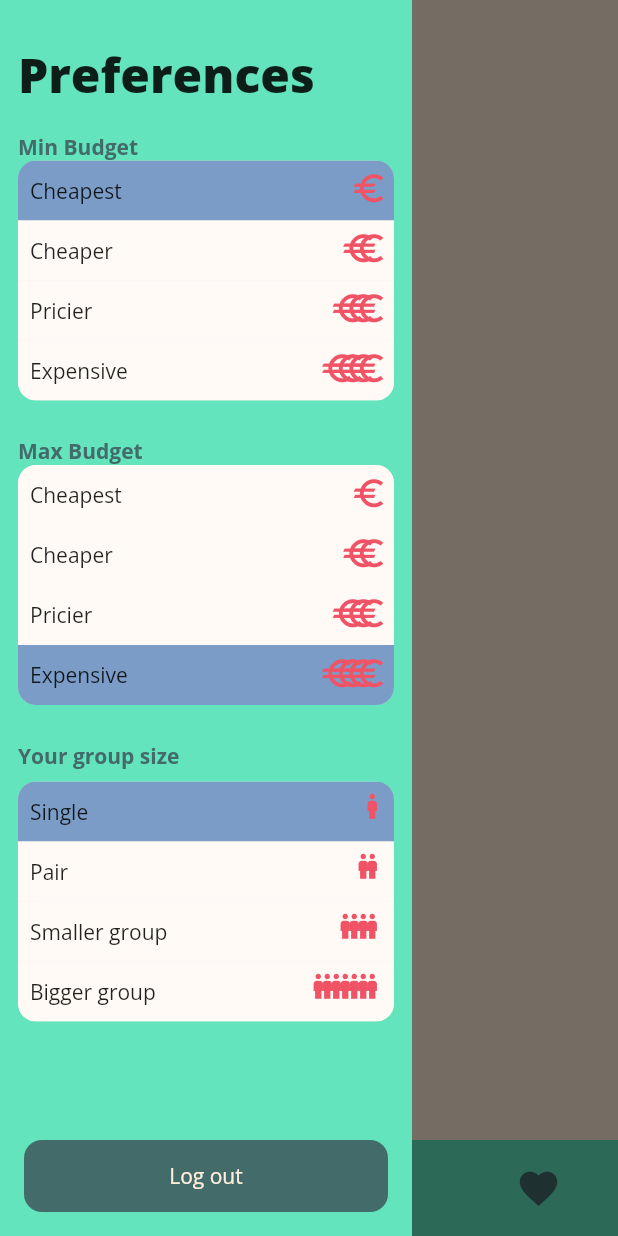
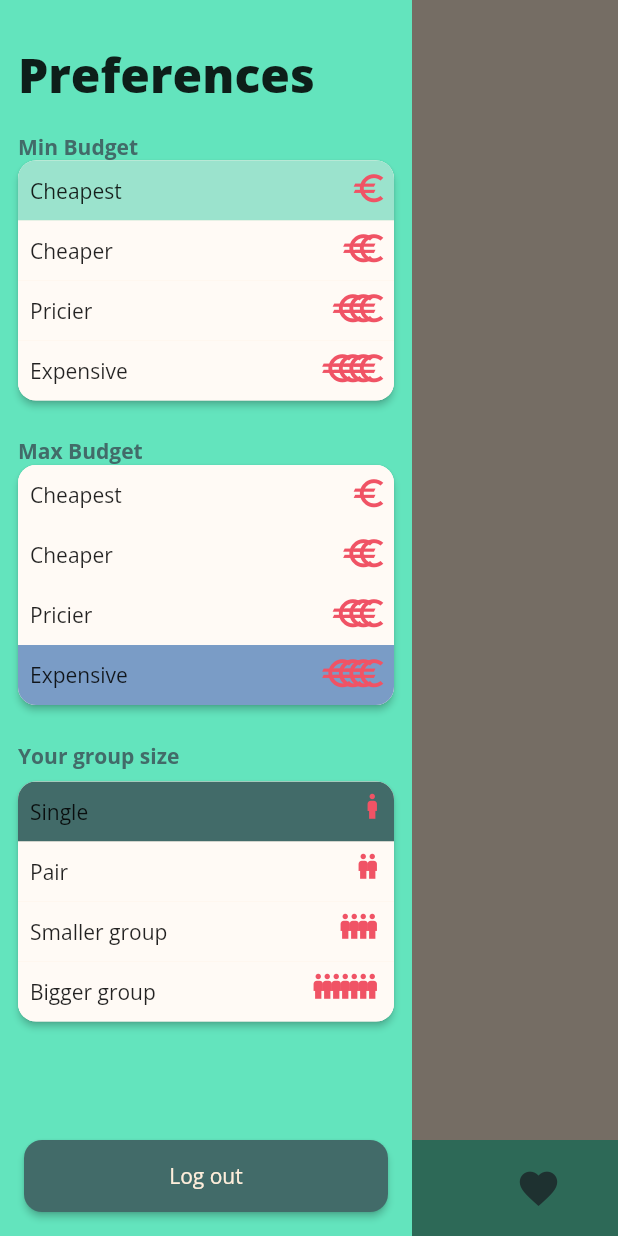
Before and after one commit to mtizim/bhl2022, a Flutter app: the CardView screen opened directly, with the side drawer open, on a phone screen of 412 x 824 dp. Run offline on Flutter 3.47's test engine with Material 2 defaults, Android fonts, the phone set to English and light mode, and no system bars; our stand-ins replace cached_network_image, flutter_bloc, flutter_hooks, flutter_secure_storage, freezed_annotation, google_fonts; missing offline and left inert: swipable_stack; accounts and stored records are empty.

Commit message:
More polish

```diff
--- a/app/lib/features/branding/bbar.dart
+++ b/app/lib/features/branding/bbar.dart
@@ -6,7 +6,9 @@ class BBar extends StatelessWidget {
 
   @override
   Widget build(BuildContext context) {
-    return Container(
+    return Material(
+      elevation: 2,
+      child: Container(
         width: double.infinity,
         height: 64,
         color: C.primary,
@@ -35,6 +37,7 @@ class BBar extends StatelessWidget {
             const Spacer(),
           ],
         ),
+      ),
     );
   }
 }
--- a/app/lib/features/filters/sidebar.dart
+++ b/app/lib/features/filters/sidebar.dart
@@ -44,7 +44,10 @@ class Sidebar extends StatelessWidget {
                                       fontWeight: FontWeight.bold,
                                       color: C.fourth),
                                 ),
-                                ClipRRect(
+                                Material(
+                                  elevation: 2,
+                                  borderRadius: C.borderradiusone,
+                                  child: ClipRRect(
                                     borderRadius: C.borderradiusone,
                                     child: RContainer(
                                       width: double.infinity,
@@ -53,8 +56,9 @@ class Sidebar extends StatelessWidget {
                                         children: FC.moneyValues
                                             .map(
                                               (money) => Material(
-                                              color: (money == filters.minMoney)
-                                                  ? C.fifth
+                                                color:
+                                                    (money == filters.minMoney)
+                                                        ? C.primaryLighter
                                                         : C.secondaryLighter,
                                                 child: InkWell(
                                                   onTap: () => context
@@ -63,7 +67,8 @@ class Sidebar extends StatelessWidget {
                                                   splashColor: C.fourth,
                                                   child: Row(
                                                     crossAxisAlignment:
-                                                      CrossAxisAlignment.center,
+                                                        CrossAxisAlignment
+                                                            .center,
                                                     children: [
                                                       const SizedBox(width: 4),
                                                       SizedBox(
@@ -103,6 +108,7 @@ class Sidebar extends StatelessWidget {
                                       ),
                                     ),
                                   ),
+                                ),
                                 const SizedBox(height: 24),
                                 Text(
                                   "Max Budget",
@@ -110,7 +116,10 @@ class Sidebar extends StatelessWidget {
                                       fontWeight: FontWeight.bold,
                                       color: C.fourth),
                                 ),
-                                ClipRRect(
+                                Material(
+                                  elevation: 2,
+                                  borderRadius: C.borderradiusone,
+                                  child: ClipRRect(
                                     borderRadius: C.borderradiusone,
                                     child: RContainer(
                                       width: double.infinity,
@@ -119,7 +128,8 @@ class Sidebar extends StatelessWidget {
                                         children: FC.moneyValues
                                             .map(
                                               (money) => Material(
-                                              color: (money == filters.maxMoney)
+                                                color:
+                                                    (money == filters.maxMoney)
                                                         ? C.fifth
                                                         : C.secondaryLighter,
                                                 child: InkWell(
@@ -144,8 +154,8 @@ class Sidebar extends StatelessWidget {
                                                                 child: Icon(
                                                                   Icons.euro,
                                                                   size: 25,
-                                                                color:
-                                                                    C.tertiary,
+                                                                  color: C
+                                                                      .tertiary,
                                                                 ),
                                                               ),
                                                             ).toList(),
@@ -165,6 +175,7 @@ class Sidebar extends StatelessWidget {
                                       ),
                                     ),
                                   ),
+                                ),
                                 const SizedBox(height: 24),
                                 Text(
                                   "Your group size",
@@ -173,7 +184,10 @@ class Sidebar extends StatelessWidget {
                                       color: C.fourth),
                                 ),
                                 const SizedBox(height: 8),
-                                ClipRRect(
+                                Material(
+                                  elevation: 2,
+                                  borderRadius: C.borderradiusone,
+                                  child: ClipRRect(
                                     borderRadius: C.borderradiusone,
                                     child: RContainer(
                                       width: double.infinity,
@@ -182,8 +196,9 @@ class Sidebar extends StatelessWidget {
                                         children: FC.personValues
                                             .map(
                                               (people) => Material(
-                                              color: (people == filters.persons)
-                                                  ? C.fifth
+                                                color:
+                                                    (people == filters.persons)
+                                                        ? C.fourth
                                                         : C.secondaryLighter,
                                                 child: InkWell(
                                                   onTap: () => context
@@ -207,8 +222,8 @@ class Sidebar extends StatelessWidget {
                                                                 child: Icon(
                                                                   Icons.boy,
                                                                   size: 25,
-                                                                color:
-                                                                    C.tertiary,
+                                                                  color: C
+                                                                      .tertiary,
                                                                 ),
                                                               ),
                                                             ).toList(),
@@ -216,7 +231,8 @@ class Sidebar extends StatelessWidget {
                                                         ),
                                                       ),
                                                       const Spacer(),
-                                                    Text(FC.personDescriptions[
+                                                      Text(
+                                                          FC.personDescriptions[
                                                               people]!),
                                                       const SizedBox(width: 8),
                                                     ].reversed.toList(),
@@ -228,6 +244,7 @@ class Sidebar extends StatelessWidget {
                                       ),
                                     ),
                                   ),
+                                ),
                               ],
                             ),
                           ),
@@ -236,6 +253,7 @@ class Sidebar extends StatelessWidget {
               Padding(
                 padding: const EdgeInsets.all(16.0),
                 child: Material(
+                  elevation: 2,
                   color: C.fourth,
                   borderRadius: C.borderradiusone,
                   child: InkWell(
--- a/app/lib/features/login/authorization_manager.dart
+++ b/app/lib/features/login/authorization_manager.dart
@@ -10,7 +10,7 @@ class AuthorizationManager extends Cubit<LoginState> {
   final storage = const FlutterSecureStorage();
 
   void tryAutologin() async {
-    await Future<void>.delayed(const Duration(milliseconds: 100));
+    await Future<void>.delayed(const Duration(milliseconds: 500));
     final token = await storage.read(key: "apiToken");
     if (token != null) {
       emit(LoginState.loggedIn(token));
--- a/app/lib/features/login/auths_screen.dart
+++ b/app/lib/features/login/auths_screen.dart
@@ -32,7 +32,6 @@ class AuthScreen extends HookWidget {
                     height: 72,
                   ),
                   const AppLogo(),
-                  const Spacer(),
                   AnimatedSwitcher(
                     duration: const Duration(milliseconds: 500),
                     child: state.map(
--- a/app/lib/features/login/login_form.dart
+++ b/app/lib/features/login/login_form.dart
@@ -29,9 +29,6 @@ class LoginForm extends HookWidget {
       child: Column(
         crossAxisAlignment: CrossAxisAlignment.start,
         children: [
-          const SizedBox(
-            height: 20,
-          ),
           Padding(
             padding: const EdgeInsets.only(left: 4),
             child: Text(
--- a/app/lib/features/login/login_manager.dart
+++ b/app/lib/features/login/login_manager.dart
@@ -35,7 +35,6 @@ class LoginManager extends Cubit<LoginViewState> {
       body: {"username": email, "password": password},
     );
 
-    inspect(response);
     if (response.statusCode == 400) {
       emit(const LoginViewState.login("Bad login"));
       return false;
@@ -77,7 +76,7 @@ class LoginManager extends Cubit<LoginViewState> {
       body: {"username": email, "password": password},
     );
 
-    if (response.statusCode == 400) {
+    if (response.statusCode == 409) {
       emit(const LoginViewState.register("User already exists"));
       return false;
     }
--- a/app/lib/features/login/register_form.dart
+++ b/app/lib/features/login/register_form.dart
@@ -36,9 +36,6 @@ class RegisterForm extends HookWidget {
         child: Column(
           crossAxisAlignment: CrossAxisAlignment.start,
           children: [
-            const SizedBox(
-              height: 20,
-            ),
             Padding(
               padding: const EdgeInsets.only(left: 4),
               child: Text(
@@ -110,7 +107,8 @@ class RegisterForm extends HookWidget {
               height: 44,
               width: double.infinity,
               child: Padding(
-                padding: const EdgeInsets.all(8.0),
+                padding: const EdgeInsets.only(
+                    left: 8, right: 8, top: 11, bottom: 4),
                 child: TextField(
                   textInputAction: TextInputAction.done,
                   style: fontStyle,
--- a/app/lib/helpers/consts.dart
+++ b/app/lib/helpers/consts.dart
@@ -2,6 +2,8 @@ import 'package:flutter/widgets.dart';
 
 class C {
   static Color primary = const Color.fromARGB(255, 99, 228, 189);
+  static Color primaryDarker = Color.fromARGB(255, 57, 210, 164);
+  static Color primaryLighter = Color.fromARGB(255, 155, 227, 205);
   static Color secondaryDarker = const Color.fromARGB(255, 255, 232, 206);
   static Color secondary = const Color(0xFFFFEEDB);
   static Color secondaryLight = const Color.fromARGB(255, 255, 246, 235);
@@ -10,8 +12,10 @@ class C {
   static Color fourth = const Color(0xFF426B69);
   static Color fifth = const Color(0xFF7A9CC6);
 
-  static String appName = "CoolApka";
-  static String appTitle = "CoolApka";
+  static String appName = "Eventful";
+  static String appNameF = "EVENT";
+  static String appNameL = "FUL";
+  static String appTitle = "Eventful";
 
   static BorderRadius borderradiusone = BorderRadius.circular(12);
   static BorderRadius borderradiustwo = BorderRadius.circular(36);
```
Also changed, not shown: app/lib/features/branding/applogo.dart (+63 -3 lines), app/lib/features/card_view/card_view.dart (+13 -10 lines), app/lib/features/card_view/cardmanager.dart (+28 -14 lines), app/lib/features/favourites/fav_manager.dart (+9 -4 lines), app/lib/features/favourites/fav_view.dart (+9 -5 lines). Lines whose indentation alone changed are shown as unchanged.
